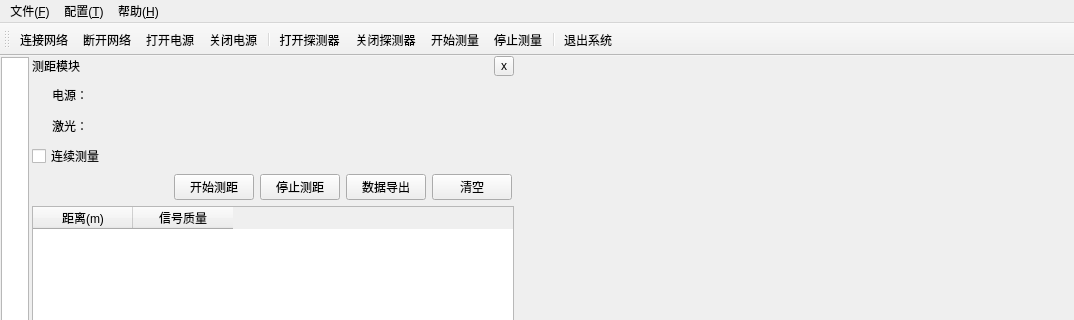
Old version of the form mainwindow.ui in the repository MrXiaomao/HEXRayFSS_QT; both pictures show x 0 to 1074 and y 0 to 320 of the 1074 by 703 pixel window.
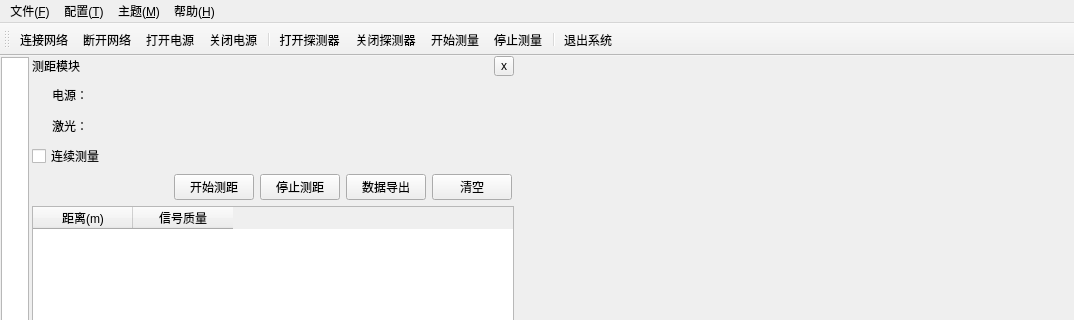
New version of the form. Icons and pictures are not drawn. Custom widgets are drawn as their Qt base class.

Commit message: # 修改配置文件类和颜色主题方案

The edit to the form file:
```diff
--- a/mainwindow.ui
+++ b/mainwindow.ui
@@ -728,7 +728,7 @@
      <height>21</height>
     </rect>
    </property>
-   <widget class="QMenu" name="menu_F">
+   <widget class="QMenu" name="menu_File">
     <property name="title">
      <string>文件(&amp;F)</string>
     </property>
@@ -737,22 +737,32 @@
     <addaction name="separator"/>
     <addaction name="action_exit"/>
    </widget>
-   <widget class="QMenu" name="menu_H">
+   <widget class="QMenu" name="menu_help">
     <property name="title">
      <string>帮助(&amp;H)</string>
     </property>
     <addaction name="action_about"/>
    </widget>
-   <widget class="QMenu" name="menu">
+   <widget class="QMenu" name="menu_setup">
     <property name="title">
      <string>配置(&amp;T)</string>
     </property>
     <addaction name="action_netCfg"/>
     <addaction name="action_cfgParam"/>
    </widget>
-   <addaction name="menu_F"/>
-   <addaction name="menu"/>
-   <addaction name="menu_H"/>
+   <widget class="QMenu" name="menu_theme">
+    <property name="title">
+     <string>主题(&amp;M)</string>
+    </property>
+    <addaction name="action_lightTheme"/>
+    <addaction name="action_darkTheme"/>
+    <addaction name="separator"/>
+    <addaction name="action_colorTheme"/>
+   </widget>
+   <addaction name="menu_File"/>
+   <addaction name="menu_setup"/>
+   <addaction name="menu_theme"/>
+   <addaction name="menu_help"/>
   </widget>
   <widget class="QStatusBar" name="statusbar"/>
   <widget class="QToolBar" name="toolBar">
```
Left out of the diff: 77 changed lines with no effect on the pictures. The commit also changes 9 other files.
